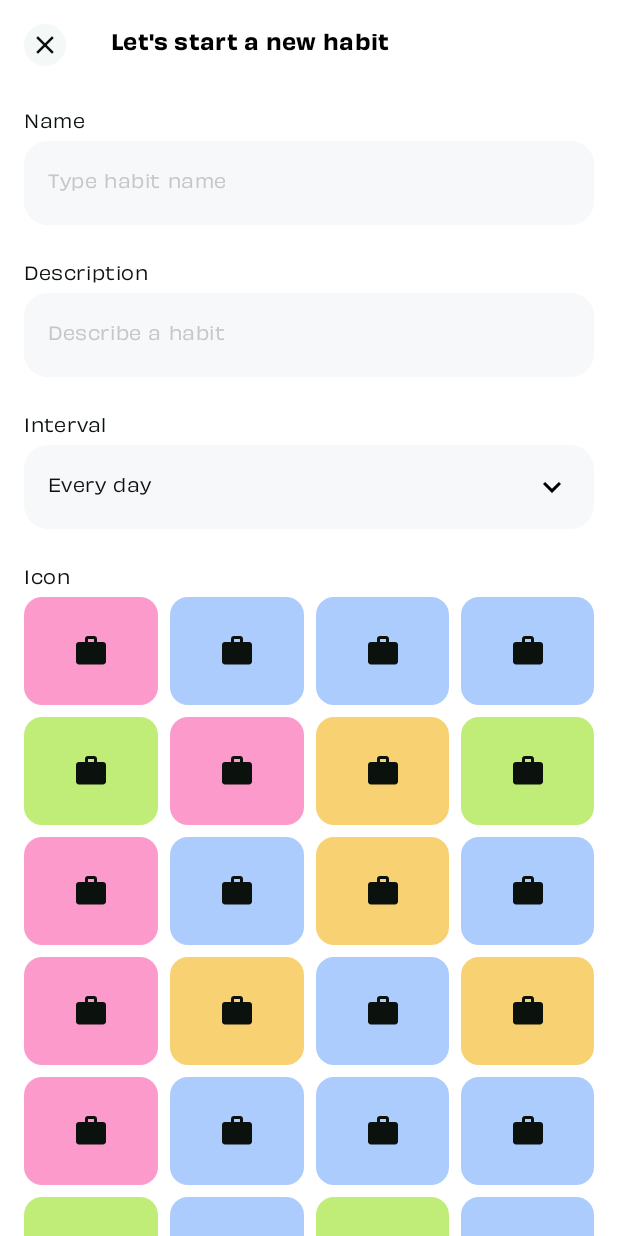
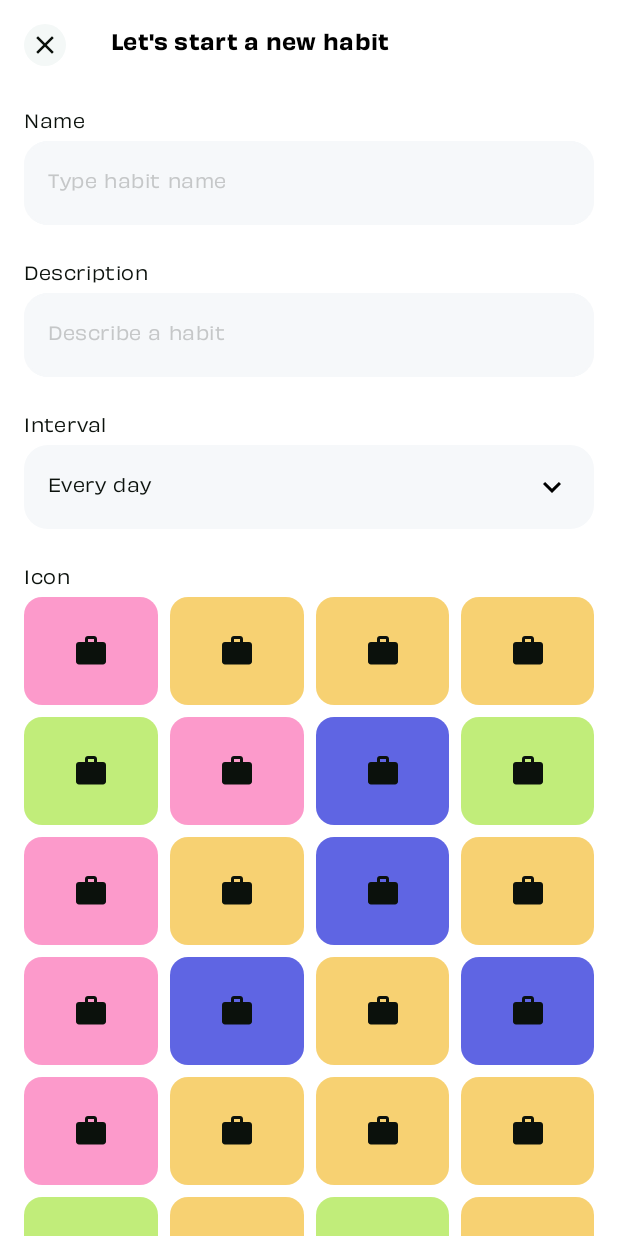
Before and after one commit to KahiloMassango/habit-tracker, an Android app built with Jetpack Compose: the @Preview function Private, on a phone screen of 412 x 824 dp. Run offline under Robolectric (Android 15) with nearby library versions, the phone set to English and light mode, and no system bars.

Commit message:
refactor: changing habit card colors

```diff
--- a/app/src/main/java/com/example/habittracker/features/home/component/HabitCard.kt
+++ b/app/src/main/java/com/example/habittracker/features/home/component/HabitCard.kt
@@ -30,7 +30,7 @@ import androidx.compose.ui.unit.dp
 import androidx.compose.ui.unit.sp
 import com.example.habittracker.core.theme.obviouslyFontFamily
 
-val colors = listOf(Color(0xFFf8ce63), Color(0xFFb8eb6a), Color(0xFFa3c7fd), Color(0xFFfc8fc6))
+val colors = listOf(Color(0xff4e55e0), Color(0xFFbBeb6c), Color(0xFFf7cd63), Color(0xFFfc8fc6))
 
 @Composable
 fun HabitCard(
```
